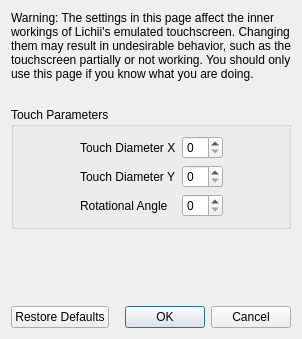
This is src/yuzu/configuration/configure_touchscreen_advanced.ui in Eglantine-Community/Eglantine as Qt 5 draws it before an edit. The edited form follows.
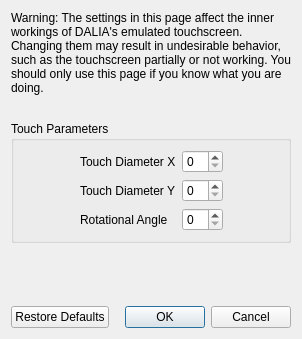
This is the edited form.

Commit message: dalia: brand consistency, CLI icon, and memory layout detection

Patch:
```diff
--- a/src/yuzu/configuration/configure_touchscreen_advanced.ui
+++ b/src/yuzu/configuration/configure_touchscreen_advanced.ui
@@ -23,7 +23,7 @@
       </size>
      </property>
      <property name="text">
-      <string>Warning: The settings in this page affect the inner workings of Lichii's emulated touchscreen. Changing them may result in undesirable behavior, such as the touchscreen partially or not working. You should only use this page if you know what you are doing.</string>
+      <string>Warning: The settings in this page affect the inner workings of DALIA's emulated touchscreen. Changing them may result in undesirable behavior, such as the touchscreen partially or not working. You should only use this page if you know what you are doing.</string>
      </property>
      <property name="wordWrap">
       <bool>true</bool>
```
The commit also changes 50 other files.
